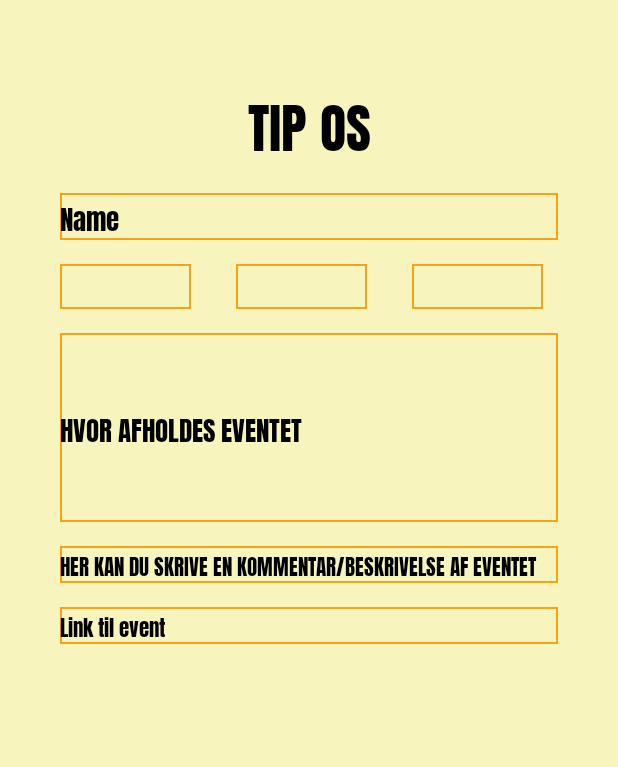
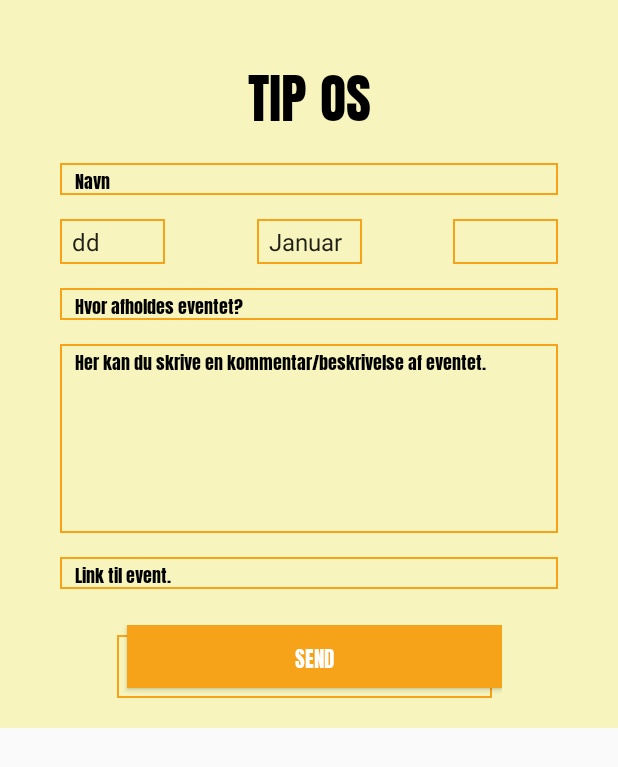
Before and after one commit to Janipai/Moro, an Android app: the fragment TipFragment shown on its own in the app's theme, on a phone screen of 412 x 824 dp. Shown: the top 767 px of the screen. Run offline under Robolectric (Android 15) with nearby library versions, the phone set to English and light mode, and no system bars.

Commit message:
implemented the tip us fragment

```diff
--- a/app/src/main/java/com/example/moro/MainActivity.java
+++ b/app/src/main/java/com/example/moro/MainActivity.java
@@ -21,14 +21,14 @@ public class MainActivity extends AppCompatActivity {
     @Override
     protected void onCreate(Bundle savedInstanceState) {
         super.onCreate(savedInstanceState);
-        setContentView(R.layout.activity_main);
+        setContentView(R.layout.fragment_tip);
 
 
 
-        BottomNavigationView bottomNav = findViewById(R.id.bottom_navigation);
-        BottomNavigationView topNav = findViewById(R.id.top_navigation);
-        bottomNav.setOnNavigationItemReselectedListener(navListener);
-        topNav.setOnNavigationItemReselectedListener(navListener);
+        //BottomNavigationView bottomNav = findViewById(R.id.bottom_navigation);
+        //BottomNavigationView topNav = findViewById(R.id.top_navigation);
+        //bottomNav.setOnNavigationItemReselectedListener(navListener);
+        //topNav.setOnNavigationItemReselectedListener(navListener);
 
     }
     private BottomNavigationView.OnNavigationItemReselectedListener navListener =
--- a/app/src/main/java/com/example/moro/TipFragment.java
+++ b/app/src/main/java/com/example/moro/TipFragment.java
@@ -7,58 +7,38 @@ import androidx.fragment.app.Fragment;
 import android.view.LayoutInflater;
 import android.view.View;
 import android.view.ViewGroup;
+import android.widget.ArrayAdapter;
+import android.widget.Spinner;
 
-/**
- * A simple {@link Fragment} subclass.
- * Use the {@link TipFragment#newInstance} factory method to
- * create an instance of this fragment.
- */
-public class TipFragment extends Fragment {
+import java.util.ArrayList;
+import java.util.List;
+import java.util.Objects;
 
-    // TODO: Rename parameter arguments, choose names that match
-    // the fragment initialization parameters, e.g. ARG_ITEM_NUMBER
-    private static final String ARG_PARAM1 = "param1";
-    private static final String ARG_PARAM2 = "param2";
 
-    // TODO: Rename and change types of parameters
-    private String mParam1;
-    private String mParam2;
-
-    public TipFragment() {
-        // Required empty public constructor
-    }
-
-    /**
-     * Use this factory method to create a new instance of
-     * this fragment using the provided parameters.
-     *
-     * @param param1 Parameter 1.
-     * @param param2 Parameter 2.
-     * @return A new instance of fragment TipFragment.
-     */
-    // TODO: Rename and change types and number of parameters
-    public static TipFragment newInstance(String param1, String param2) {
-        TipFragment fragment = new TipFragment();
-        Bundle args = new Bundle();
-        args.putString(ARG_PARAM1, param1);
-        args.putString(ARG_PARAM2, param2);
-        fragment.setArguments(args);
-        return fragment;
-    }
+    public class TipFragment extends Fragment {
 
     @Override
-    public void onCreate(Bundle savedInstanceState) {
-        super.onCreate(savedInstanceState);
-        if (getArguments() != null) {
-            mParam1 = getArguments().getString(ARG_PARAM1);
-            mParam2 = getArguments().getString(ARG_PARAM2);
-        }
-    }
+    public View onCreateView(LayoutInflater inflater, ViewGroup container, Bundle savedInstanceState) {
 
-    @Override
-    public View onCreateView(LayoutInflater inflater, ViewGroup container,
-                             Bundle savedInstanceState) {
+        View view = inflater.inflate(R.layout.fragment_tip,container,false);
+
+        final Spinner date = view.findViewById(R.id.datePicker);
+        final Spinner month = view.findViewById(R.id.monthPicker);
+        final Spinner year = view.findViewById(R.id.yearPicker);
+
+        ArrayAdapter<CharSequence> adapter = ArrayAdapter.createFromResource(getActivity(), R.array.date_array, android.R.layout.simple_spinner_item);
+        // Specify the layout to use when the list of choices appears
+        adapter.setDropDownViewResource(android.R.layout.simple_spinner_dropdown_item);
+        // Apply the adapter to the spinner
+        date.setAdapter(adapter);
+
+        ArrayAdapter<CharSequence> adapter2 = ArrayAdapter.createFromResource(getActivity(), R.array.month_array, android.R.layout.simple_spinner_item);
+        // Specify the layout to use when the list of choices appears
+        adapter2.setDropDownViewResource(android.R.layout.simple_spinner_dropdown_item);
+        // Apply the adapter to the spinner
+        month.setAdapter(adapter2);
+
         // Inflate the layout for this fragment
-        return inflater.inflate(R.layout.fragment_tip, container, false);
+        return view;
     }
 }
--- a/app/src/main/res/layout/fragment_tip.xml
+++ b/app/src/main/res/layout/fragment_tip.xml
@@ -1,5 +1,5 @@
 <?xml version="1.0" encoding="utf-8"?>
-<FrameLayout xmlns:android="http://schemas.android.com/apk/res/android"
+<ScrollView xmlns:android="http://schemas.android.com/apk/res/android"
     xmlns:app="http://schemas.android.com/apk/res-auto"
     xmlns:tools="http://schemas.android.com/tools"
     android:layout_width="match_parent"
@@ -15,7 +15,7 @@
             android:id="@+id/title"
             android:layout_width="wrap_content"
             android:layout_height="wrap_content"
-            android:layout_marginTop="50dp"
+            android:layout_marginTop="30dp"
             android:fontFamily="@font/anton"
             android:text="Tip os"
             android:textAllCaps="true"
@@ -36,85 +36,64 @@
             android:background="@drawable/tipborder"
             android:ems="10"
             android:fontFamily="@font/anton"
+            android:hint="Navn"
+            android:textColorHint="#000000"
             android:inputType="textPersonName"
-            android:text="Name"
+            android:paddingStart="10dp"
+            android:paddingEnd="10dp"
             android:textColor="#000000"
+            android:textSize="12sp"
             app:layout_constraintEnd_toEndOf="parent"
             app:layout_constraintHorizontal_bias="0.5"
             app:layout_constraintStart_toStartOf="parent"
             app:layout_constraintTop_toBottomOf="@+id/title" />
 
-        <LinearLayout
-            android:id="@+id/dateLayout"
+        <EditText
+            android:id="@+id/eventWhere"
             android:layout_width="0dp"
             android:layout_height="wrap_content"
             android:layout_marginStart="40dp"
             android:layout_marginTop="16dp"
             android:layout_marginEnd="40dp"
-            android:orientation="horizontal"
+            android:background="@drawable/tipborder"
+            android:ems="10"
+            android:fontFamily="@font/anton"
+            android:gravity="top|start"
+            android:inputType="textPersonName"
+            android:paddingLeft="10dp"
+            android:paddingRight="10dp"
+            android:hint="Hvor afholdes eventet?"
+            android:textColorHint="#000000"
+            android:textAllCaps="false"
+            android:textColor="#000000"
+            android:textSize="12sp"
             app:layout_constraintEnd_toEndOf="parent"
             app:layout_constraintHorizontal_bias="0.5"
             app:layout_constraintStart_toStartOf="parent"
-            app:layout_constraintTop_toBottomOf="@+id/eventName">
-
-            <Spinner
-                android:id="@+id/datePicker"
-                android:layout_width="87dp"
-                android:layout_height="30dp"
-                android:layout_marginEnd="30dp"
-                android:background="@drawable/tipborder"
-                android:spinnerMode="dropdown" />
-
-            <Spinner
-                android:id="@+id/monthPicker"
-                android:layout_width="87dp"
-                android:layout_height="30dp"
-                android:layout_marginEnd="30dp"
-                android:background="@drawable/tipborder" />
-
-            <Spinner
-                android:id="@+id/yearPicker"
-                android:layout_width="87dp"
-                android:layout_height="30dp"
-                android:background="@drawable/tipborder" />
-
-        </LinearLayout>
+            app:layout_constraintTop_toBottomOf="@+id/monthPicker" />
 
         <EditText
-            android:id="@+id/eventWhere"
+            android:id="@+id/comment"
             android:layout_width="0dp"
             android:layout_height="126dp"
             android:layout_marginStart="40dp"
             android:layout_marginTop="16dp"
             android:layout_marginEnd="40dp"
             android:background="@drawable/tipborder"
-            android:ems="10"
             android:fontFamily="@font/anton"
-            android:inputType="textPersonName"
-            android:text="HVOR AFHOLDES EVENTET"
+            android:gravity="top|left"
+            android:paddingLeft="10dp"
+            android:paddingRight="10dp"
+            android:hint="Her kan du skrive en kommentar/beskrivelse af eventet."
+            android:textColorHint="#000000"
             android:textColor="#000000"
-            app:layout_constraintEnd_toEndOf="parent"
-            app:layout_constraintHorizontal_bias="0.5"
-            app:layout_constraintStart_toStartOf="parent"
-            app:layout_constraintTop_toBottomOf="@+id/dateLayout" />
-
-        <TextView
-            android:id="@+id/comment"
-            android:layout_width="0dp"
-            android:layout_height="wrap_content"
-            android:layout_marginStart="40dp"
-            android:layout_marginTop="16dp"
-            android:layout_marginEnd="40dp"
-            android:background="@drawable/tipborder"
-            android:fontFamily="@font/anton"
-            android:text="HER KAN DU SKRIVE EN KOMMENTAR/BESKRIVELSE AF EVENTET"
-            android:textColor="#000000"
+            android:textSize="12sp"
             app:layout_constraintEnd_toEndOf="parent"
             app:layout_constraintHorizontal_bias="0.5"
             app:layout_constraintStart_toStartOf="parent"
             app:layout_constraintTop_toBottomOf="@+id/eventWhere" />
 
-        <TextView
+        <EditText
             android:id="@+id/eventLink"
             android:layout_width="0dp"
             android:layout_height="wrap_content"
@@ -123,12 +102,87 @@
             android:layout_marginEnd="40dp"
             android:background="@drawable/tipborder"
             android:fontFamily="@font/anton"
-            android:text="Link til event"
+            android:paddingLeft="10dp"
             android:textColor="#000000"
+            android:textSize="12sp"
+            android:hint="Link til event."
+            android:textColorHint="#000000"
             app:layout_constraintEnd_toEndOf="parent"
             app:layout_constraintHorizontal_bias="0.5"
             app:layout_constraintStart_toStartOf="parent"
             app:layout_constraintTop_toBottomOf="@+id/comment" />
 
+        <androidx.constraintlayout.widget.ConstraintLayout
+            android:layout_width="wrap_content"
+            android:layout_height="0dp"
+            android:layout_marginTop="24dp"
+            app:layout_constraintEnd_toEndOf="parent"
+            app:layout_constraintStart_toStartOf="parent"
+            app:layout_constraintTop_toBottomOf="@+id/eventLink">
+
+            <Button
+                android:id="@+id/button10"
+                android:layout_width="250dp"
+                android:layout_height="42dp"
+                android:layout_marginStart="13dp"
+                android:layout_marginBottom="13dp"
+                android:background="#F6A31A"
+                android:fontFamily="@font/anton"
+                android:text="SEND"
+                android:textColor="#FFFFFF"
+                app:layout_constraintBottom_toBottomOf="@+id/button_back"
+                app:layout_constraintEnd_toEndOf="@+id/button_back"
+                app:layout_constraintStart_toStartOf="@+id/button_back"
+                app:layout_constraintTop_toTopOf="@+id/button_back" />
+
+            <TextView
+                android:id="@+id/button_back"
+                android:layout_width="250dp"
+                android:layout_height="42dp"
+                android:layout_marginBottom="20dp"
+                android:background="@drawable/tipborder"
+                app:layout_constraintBottom_toBottomOf="parent"
+                app:layout_constraintStart_toStartOf="parent" />
+
+        </androidx.constraintlayout.widget.ConstraintLayout>
+
+        <Spinner
+            android:id="@+id/datePicker"
+            android:layout_width="70dp"
+            android:layout_height="30dp"
+            android:layout_marginStart="40dp"
+            android:layout_marginTop="16dp"
+            android:background="@drawable/tipborder"
+            android:entries="@array/date_array"
+            android:spinnerMode="dropdown"
+            app:layout_constraintEnd_toStartOf="@+id/monthPicker"
+            app:layout_constraintHorizontal_bias="0.0"
+            app:layout_constraintStart_toStartOf="parent"
+            app:layout_constraintTop_toBottomOf="@+id/eventName" />
+
+        <Spinner
+            android:id="@+id/monthPicker"
+            android:layout_width="70dp"
+            android:layout_height="30dp"
+            android:layout_marginTop="16dp"
+            android:background="@drawable/tipborder"
+            android:entries="@array/month_array"
+            app:layout_constraintEnd_toEndOf="parent"
+            app:layout_constraintStart_toStartOf="parent"
+            app:layout_constraintTop_toBottomOf="@+id/eventName" />
+
+        <Spinner
+            android:id="@+id/yearPicker"
+            android:layout_width="70dp"
+            android:layout_height="30dp"
+            android:layout_marginTop="16dp"
+            android:layout_marginEnd="40dp"
+            android:background="@drawable/tipborder"
+            app:layout_constraintEnd_toEndOf="parent"
+            app:layout_constraintHorizontal_bias="1.0"
+            app:layout_constraintStart_toEndOf="@+id/monthPicker"
+            app:layout_constraintTop_toBottomOf="@+id/eventName" />
+
+
     </androidx.constraintlayout.widget.ConstraintLayout>
-</FrameLayout>
+</ScrollView>
--- /dev/null
+++ b/app/src/main/res/values/spinner_data.xml
@@ -0,0 +1,53 @@
+<?xml version="1.0" encoding="utf-8"?>
+<resources>
+    <string-array name="date_array">
+        <item>dd</item>
+        <item>1</item>
+        <item>2</item>
+        <item>3</item>
+        <item>4</item>
+        <item>5</item>
+        <item>6</item>
+        <item>7</item>
+        <item>8</item>
+        <item>9</item>
+        <item>10</item>
+        <item>11</item>
+        <item>12</item>
+        <item>13</item>
+        <item>14</item>
+        <item>15</item>
+        <item>16</item>
+        <item>17</item>
+        <item>18</item>
+        <item>19</item>
+        <item>20</item>
+        <item>21</item>
+        <item>22</item>
+        <item>23</item>
+        <item>24</item>
+        <item>25</item>
+        <item>26</item>
+        <item>27</item>
+        <item>28</item>
+        <item>29</item>
+        <item>30</item>
+        <item>31</item>
+    </string-array>
+    <string-array name="month_array">
+        <item>Januar</item>
+        <item>Februar</item>
+        <item>Marts</item>
+        <item>April</item>
+        <item>Maj</item>
+        <item>Juni</item>
+        <item>Juli</item>
+        <item>August</item>
+        <item>Septemper</item>
+        <item>Oktober</item>
+        <item>November</item>
+        <item>December</item>
+    </string-array>
+
+
+</resources>
```
